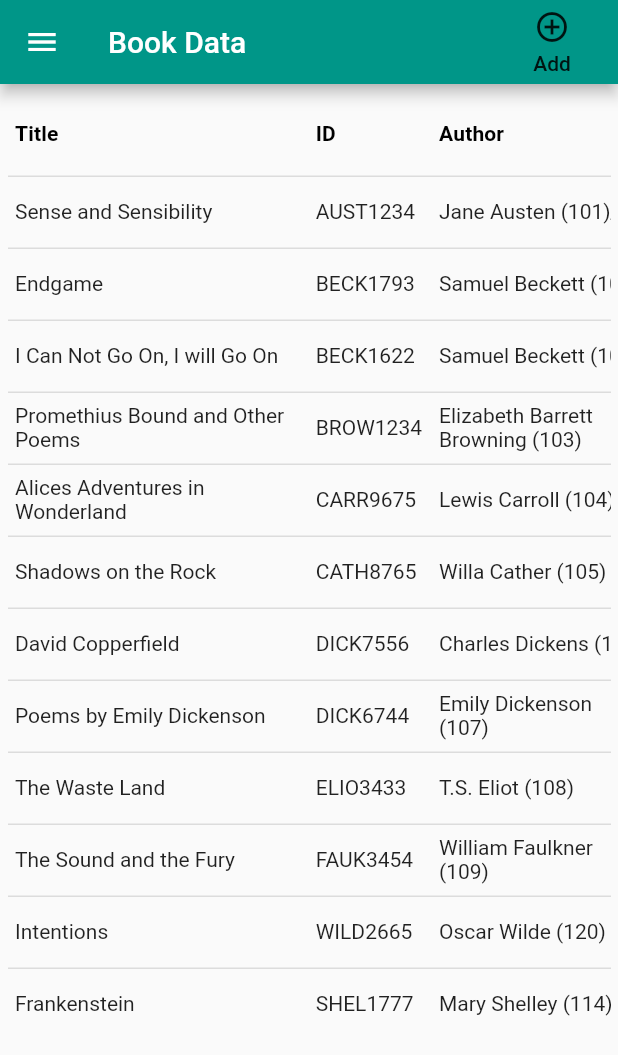
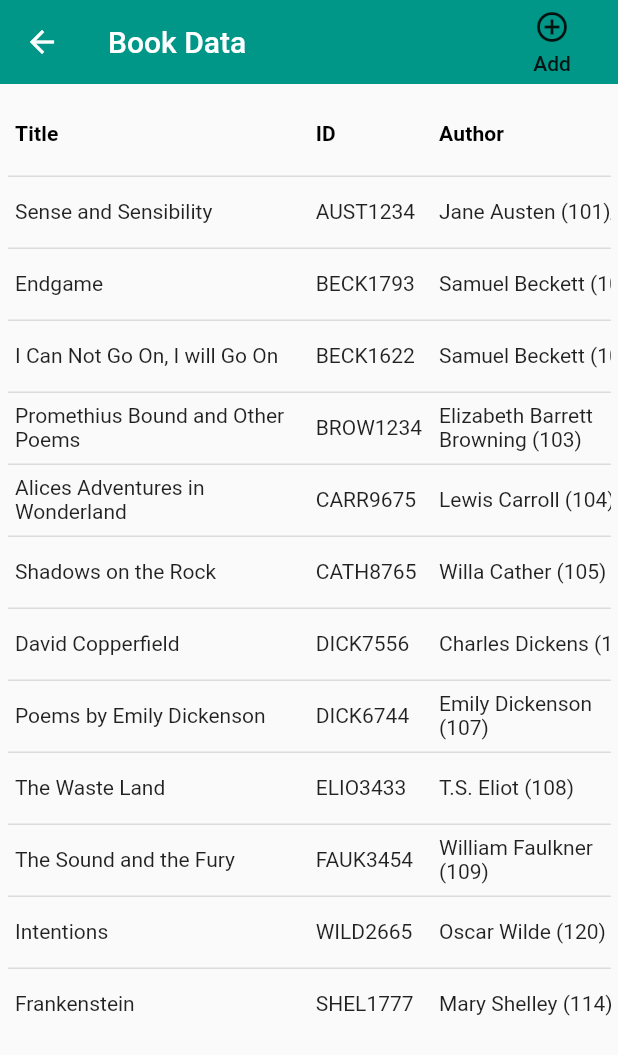
Before and after one commit to KizKizz/bookstore_app, a Flutter app: the BookList screen opened directly, on a phone screen of 412 x 824 dp. Shown: the top 1055 px of the screen. Run offline on Flutter 3.47's test engine with Material 2 defaults, Android fonts, the phone set to English and light mode, and no system bars; drawn by our look-alikes of data_table_2; our stand-ins replace shared_preferences; accounts and stored records are empty.

Commit message:
minor changes

```diff
--- a/lib/InfoScreens/book_list.dart
+++ b/lib/InfoScreens/book_list.dart
@@ -89,7 +89,7 @@ class _BookListState extends State<BookList> {
                       ),
         ],
       ),
-      drawer: const MainDrawer(),
+      //drawer: const MainDrawer(),
         body: FutureBuilder(
             future: DefaultAssetBundle.of(context)
                 .loadString('assets/jsondatabase/book_data.json'),
--- a/lib/main_appbar.dart
+++ b/lib/main_appbar.dart
@@ -14,6 +14,7 @@ class MainAppbar extends StatelessWidget implements PreferredSizeWidget {
   Widget build(BuildContext context) {
     return AppBar(
       title: title,
+      elevation: 0,
       //backgroundColor: backgroundColor,
       actions: widgets,
       // leading: IconButton(
```
